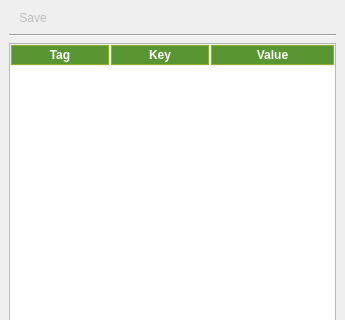
Old version of the form code/ui/ui_FmvMetadata.ui in the repository All4Gis/QGISFMV; both pictures show x 0 to 345 and y 0 to 320 of the 345 by 491 pixel window.
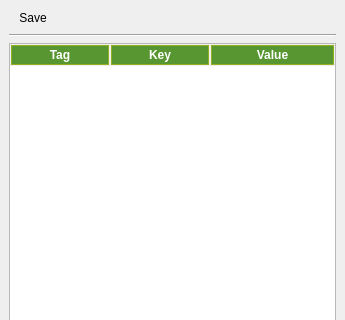
New version of the form. Icons and pictures are not drawn.

The edit to the form file:
```diff
--- a/code/ui/ui_FmvMetadata.ui
+++ b/code/ui/ui_FmvMetadata.ui
@@ -33,7 +33,7 @@
       </property>
       <widget class="QMenu" name="menuSave">
        <property name="enabled">
-        <bool>false</bool>
+        <bool>true</bool>
        </property>
        <property name="title">
         <string>Save</string>
```
